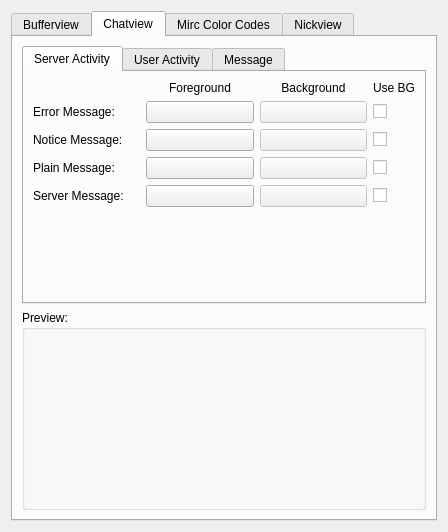
First picture: the form in src/qtui/settingspages/colorsettingspage.ui, repository quassel/quassel, before the edit.
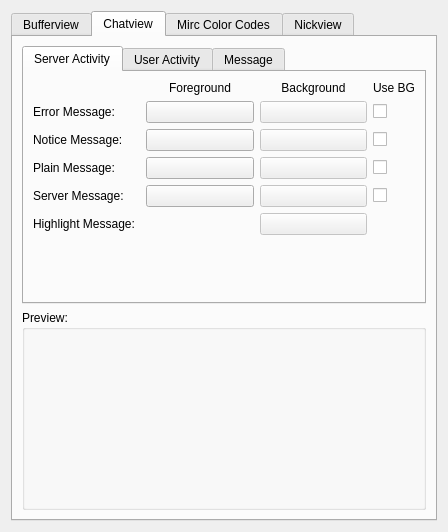
Second picture: the form after the edit. The open tabs and pages were chosen to show the change. Custom widgets are drawn as their Qt base class.

Commit message: Background color can now be set. MircColors bug has now been fixed. Highlight color can be set.

```diff
--- a/src/qtui/settingspages/colorsettingspage.ui
+++ b/src/qtui/settingspages/colorsettingspage.ui
@@ -525,7 +525,24 @@
              </property>
             </widget>
            </item>
-           <item row="5" column="1" >
+           <item row="5" column="0" colspan="2" >
+            <widget class="QLabel" name="label_10" >
+             <property name="text" >
+              <string>Highlight Message:</string>
+             </property>
+            </widget>
+           </item>
+           <item row="5" column="2" >
+            <widget class="ColorButton" name="highlightColor" >
+             <property name="enabled" >
+              <bool>false</bool>
+             </property>
+             <property name="text" >
+              <string/>
+             </property>
+            </widget>
+           </item>
+           <item row="6" column="1" >
             <spacer>
              <property name="orientation" >
               <enum>Qt::Vertical</enum>
```
Left out of the diff: 2 changed lines with no effect on the pictures. The commit also changes 2 other files.
